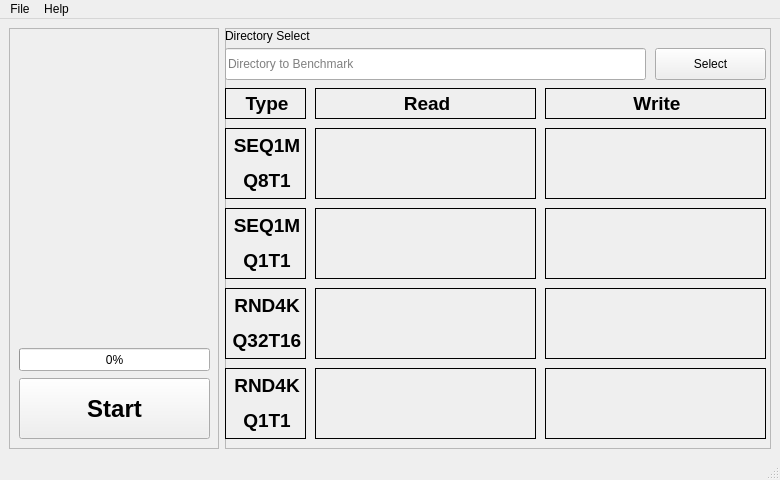
Old version of the form mainWindow.ui in the repository sagudeloo/ApoloDiskMark.
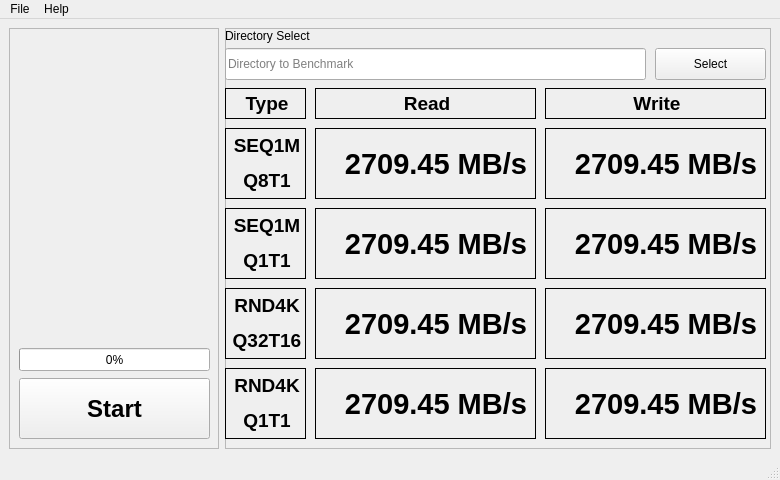
New version of the form. Icons and pictures are not drawn.

Patch:
```diff
--- a/mainWindow.ui
+++ b/mainWindow.ui
@@ -254,72 +254,6 @@
         <string>&lt;html&gt;&lt;head/&gt;&lt;body&gt;&lt;p align=&quot;center&quot;&gt;&lt;span style=&quot; font-size:14pt; font-weight:600;&quot;&gt;SEQ1M&lt;/span&gt;&lt;/p&gt;&lt;p align=&quot;center&quot;&gt;&lt;span style=&quot; font-size:14pt; font-weight:600;&quot;&gt;Q8T1&lt;/span&gt;&lt;/p&gt;&lt;/body&gt;&lt;/html&gt;</string>
        </property>
       </widget>
-      <widget class="QLabel" name="seq1mq8t1ReadLabel">
-       <property name="geometry">
-        <rect>
-         <x>90</x>
-         <y>100</y>
-         <width>221</width>
-         <height>71</height>
-        </rect>
-       </property>
-       <property name="autoFillBackground">
-        <bool>false</bool>
-       </property>
-       <property name="styleSheet">
-        <string notr="true"/>
-       </property>
-       <property name="frameShape">
-        <enum>QFrame::Box</enum>
-       </property>
-       <property name="text">
-        <string>&lt;html&gt;&lt;head/&gt;&lt;body&gt;&lt;p align=&quot;right&quot;&gt;&lt;br/&gt;&lt;/p&gt;&lt;/body&gt;&lt;/html&gt;</string>
-       </property>
-      </widget>
-      <widget class="QLabel" name="seq1mq8t1WriteLabel">
-       <property name="geometry">
-        <rect>
-         <x>320</x>
-         <y>100</y>
-         <width>221</width>
-         <height>71</height>
-        </rect>
-       </property>
-       <property name="autoFillBackground">
-        <bool>false</bool>
-       </property>
-       <property name="styleSheet">
-        <string notr="true"/>
-       </property>
-       <property name="frameShape">
-        <enum>QFrame::Box</enum>
-       </property>
-       <property name="text">
-        <string>&lt;html&gt;&lt;head/&gt;&lt;body&gt;&lt;p align=&quot;right&quot;&gt;&lt;br/&gt;&lt;/p&gt;&lt;/body&gt;&lt;/html&gt;</string>
-       </property>
-      </widget>
-      <widget class="QLabel" name="seq1mq1t1ReadLabel">
-       <property name="geometry">
-        <rect>
-         <x>90</x>
-         <y>180</y>
-         <width>221</width>
-         <height>71</height>
-        </rect>
-       </property>
-       <property name="autoFillBackground">
-        <bool>false</bool>
-       </property>
-       <property name="styleSheet">
-        <string notr="true"/>
-       </property>
-       <property name="frameShape">
-        <enum>QFrame::Box</enum>
-       </property>
-       <property name="text">
-        <string>&lt;html&gt;&lt;head/&gt;&lt;body&gt;&lt;p align=&quot;right&quot;&gt;&lt;br/&gt;&lt;/p&gt;&lt;/body&gt;&lt;/html&gt;</string>
-       </property>
-      </widget>
       <widget class="QLabel" name="seq1mq1t1Label">
        <property name="geometry">
         <rect>
@@ -342,72 +276,6 @@
         <string>&lt;html&gt;&lt;head/&gt;&lt;body&gt;&lt;p align=&quot;center&quot;&gt;&lt;span style=&quot; font-size:14pt; font-weight:600;&quot;&gt;SEQ1M&lt;/span&gt;&lt;/p&gt;&lt;p align=&quot;center&quot;&gt;&lt;span style=&quot; font-size:14pt; font-weight:600;&quot;&gt;Q1T1&lt;/span&gt;&lt;/p&gt;&lt;/body&gt;&lt;/html&gt;</string>
        </property>
       </widget>
-      <widget class="QLabel" name="seq1mq1t1WriteLabel">
-       <property name="geometry">
-        <rect>
-         <x>320</x>
-         <y>180</y>
-         <width>221</width>
-         <height>71</height>
-        </rect>
-       </property>
-       <property name="autoFillBackground">
-        <bool>false</bool>
-       </property>
-       <property name="styleSheet">
-        <string notr="true"/>
-       </property>
-       <property name="frameShape">
-        <enum>QFrame::Box</enum>
-       </property>
-       <property name="text">
-        <string>&lt;html&gt;&lt;head/&gt;&lt;body&gt;&lt;p align=&quot;right&quot;&gt;&lt;br/&gt;&lt;/p&gt;&lt;/body&gt;&lt;/html&gt;</string>
-       </property>
-      </widget>
-      <widget class="QLabel" name="rnd4kq32t16WriteLabel">
-       <property name="geometry">
-        <rect>
-         <x>320</x>
-         <y>260</y>
-         <width>221</width>
-         <height>71</height>
-        </rect>
-       </property>
-       <property name="autoFillBackground">
-        <bool>false</bool>
-       </property>
-       <property name="styleSheet">
-        <string notr="true"/>
-       </property>
-       <property name="frameShape">
-        <enum>QFrame::Box</enum>
-       </property>
-       <property name="text">
-        <string>&lt;html&gt;&lt;head/&gt;&lt;body&gt;&lt;p align=&quot;right&quot;&gt;&lt;br/&gt;&lt;/p&gt;&lt;/body&gt;&lt;/html&gt;</string>
-       </property>
-      </widget>
-      <widget class="QLabel" name="rnd4kq32t16ReadLabel">
-       <property name="geometry">
-        <rect>
-         <x>90</x>
-         <y>260</y>
-         <width>221</width>
-         <height>71</height>
-        </rect>
-       </property>
-       <property name="autoFillBackground">
-        <bool>false</bool>
-       </property>
-       <property name="styleSheet">
-        <string notr="true"/>
-       </property>
-       <property name="frameShape">
-        <enum>QFrame::Box</enum>
-       </property>
-       <property name="text">
-        <string>&lt;html&gt;&lt;head/&gt;&lt;body&gt;&lt;p align=&quot;right&quot;&gt;&lt;br/&gt;&lt;/p&gt;&lt;/body&gt;&lt;/html&gt;</string>
-       </property>
-      </widget>
       <widget class="QLabel" name="rnd4kq32t16Label">
        <property name="geometry">
         <rect>
@@ -452,6 +320,162 @@
         <string>&lt;html&gt;&lt;head/&gt;&lt;body&gt;&lt;p align=&quot;center&quot;&gt;&lt;span style=&quot; font-size:14pt; font-weight:600;&quot;&gt;RND4K&lt;/span&gt;&lt;/p&gt;&lt;p align=&quot;center&quot;&gt;&lt;span style=&quot; font-size:14pt; font-weight:600;&quot;&gt;Q1T1&lt;/span&gt;&lt;/p&gt;&lt;/body&gt;&lt;/html&gt;</string>
        </property>
       </widget>
+      <widget class="QLabel" name="seq1mq8t1ReadLabel">
+       <property name="geometry">
+        <rect>
+         <x>90</x>
+         <y>100</y>
+         <width>221</width>
+         <height>71</height>
+        </rect>
+       </property>
+       <property name="font">
+        <font>
+         <pointsize>22</pointsize>
+         <weight>75</weight>
+         <bold>true</bold>
+        </font>
+       </property>
+       <property name="frameShape">
+        <enum>QFrame::Box</enum>
+       </property>
+       <property name="text">
+        <string>2709.45 MB/s</string>
+       </property>
+       <property name="alignment">
+        <set>Qt::AlignRight|Qt::AlignTrailing|Qt::AlignVCenter</set>
+       </property>
+      </widget>
+      <widget class="QLabel" name="seq1mq8t1WriteLabel">
+       <property name="geometry">
+        <rect>
+         <x>320</x>
+         <y>100</y>
+         <width>221</width>
+         <height>71</height>
+        </rect>
+       </property>
+       <property name="font">
+        <font>
+         <pointsize>22</pointsize>
+         <weight>75</weight>
+         <bold>true</bold>
+        </font>
+       </property>
+       <property name="frameShape">
+        <enum>QFrame::Box</enum>
+       </property>
+       <property name="text">
+        <string>2709.45 MB/s</string>
+       </property>
+       <property name="alignment">
+        <set>Qt::AlignRight|Qt::AlignTrailing|Qt::AlignVCenter</set>
+       </property>
+      </widget>
+      <widget class="QLabel" name="seq1mq1t1ReadLabel">
+       <property name="geometry">
+        <rect>
+         <x>90</x>
+         <y>180</y>
+         <width>221</width>
+         <height>71</height>
+        </rect>
+       </property>
+       <property name="font">
+        <font>
+         <pointsize>22</pointsize>
+         <weight>75</weight>
+         <bold>true</bold>
+        </font>
+       </property>
+       <property name="frameShape">
+        <enum>QFrame::Box</enum>
+       </property>
+       <property name="text">
+        <string>2709.45 MB/s</string>
+       </property>
+       <property name="alignment">
+        <set>Qt::AlignRight|Qt::AlignTrailing|Qt::AlignVCenter</set>
+       </property>
+      </widget>
+      <widget class="QLabel" name="seq1mq1t1WriteLabel">
+       <property name="geometry">
+        <rect>
+         <x>320</x>
+         <y>180</y>
+         <width>221</width>
+         <height>71</height>
+        </rect>
+       </property>
+       <property name="font">
+        <font>
+         <pointsize>22</pointsize>
+         <weight>75</weight>
+         <bold>true</bold>
+        </font>
+       </property>
+       <property name="frameShape">
+        <enum>QFrame::Box</enum>
+       </property>
+       <property name="text">
+        <string>2709.45 MB/s</string>
+       </property>
+       <property name="alignment">
+        <set>Qt::AlignRight|Qt::AlignTrailing|Qt::AlignVCenter</set>
+       </property>
+      </widget>
+      <widget class="QLabel" name="rnd4kq32t16ReadLabel">
+       <property name="geometry">
+        <rect>
+         <x>90</x>
+         <y>260</y>
+         <width>221</width>
+         <height>71</height>
+        </rect>
+       </property>
+       <property name="font">
+        <font>
+         <pointsize>22</pointsize>
+         <weight>75</weight>
+         <bold>true</bold>
+        </font>
+       </property>
+       <property name="frameShape">
+        <enum>QFrame::Box</enum>
+       </property>
+       <property name="text">
+        <string>2709.45 MB/s</string>
+       </property>
+       <property name="alignment">
+        <set>Qt::AlignRight|Qt::AlignTrailing|Qt::AlignVCenter</set>
+       </property>
+      </widget>
+      <widget class="QLabel" name="rnd4kq32t16WriteLabel">
+       <property name="geometry">
+        <rect>
+         <x>320</x>
+         <y>260</y>
+         <width>221</width>
+         <height>71</height>
+        </rect>
+       </property>
+       <property name="font">
+        <font>
+         <pointsize>22</pointsize>
+         <weight>75</weight>
+         <bold>true</bold>
+        </font>
+       </property>
+       <property name="frameShape">
+        <enum>QFrame::Box</enum>
+       </property>
+       <property name="text">
+        <string>2709.45 MB/s</string>
+       </property>
+       <property name="alignment">
+        <set>Qt::AlignRight|Qt::AlignTrailing|Qt::AlignVCenter</set>
+       </property>
+      </widget>
       <widget class="QLabel" name="rnd4kq1t1ReadLabel">
        <property name="geometry">
         <rect>
@@ -461,17 +485,21 @@
          <height>71</height>
         </rect>
        </property>
-       <property name="autoFillBackground">
-        <bool>false</bool>
-       </property>
-       <property name="styleSheet">
-        <string notr="true"/>
+       <property name="font">
+        <font>
+         <pointsize>22</pointsize>
+         <weight>75</weight>
+         <bold>true</bold>
+        </font>
        </property>
        <property name="frameShape">
         <enum>QFrame::Box</enum>
        </property>
        <property name="text">
-        <string>&lt;html&gt;&lt;head/&gt;&lt;body&gt;&lt;p align=&quot;right&quot;&gt;&lt;br/&gt;&lt;/p&gt;&lt;/body&gt;&lt;/html&gt;</string>
+        <string>2709.45 MB/s</string>
+       </property>
+       <property name="alignment">
+        <set>Qt::AlignRight|Qt::AlignTrailing|Qt::AlignVCenter</set>
        </property>
       </widget>
       <widget class="QLabel" name="rnd4kq1t1WriteLabel">
@@ -483,17 +511,21 @@
          <height>71</height>
         </rect>
        </property>
-       <property name="autoFillBackground">
-        <bool>false</bool>
-       </property>
-       <property name="styleSheet">
-        <string notr="true"/>
+       <property name="font">
+        <font>
+         <pointsize>22</pointsize>
+         <weight>75</weight>
+         <bold>true</bold>
+        </font>
        </property>
        <property name="frameShape">
         <enum>QFrame::Box</enum>
        </property>
        <property name="text">
-        <string>&lt;html&gt;&lt;head/&gt;&lt;body&gt;&lt;p align=&quot;right&quot;&gt;&lt;br/&gt;&lt;/p&gt;&lt;/body&gt;&lt;/html&gt;</string>
+        <string>2709.45 MB/s</string>
+       </property>
+       <property name="alignment">
+        <set>Qt::AlignRight|Qt::AlignTrailing|Qt::AlignVCenter</set>
        </property>
       </widget>
      </widget>
```
